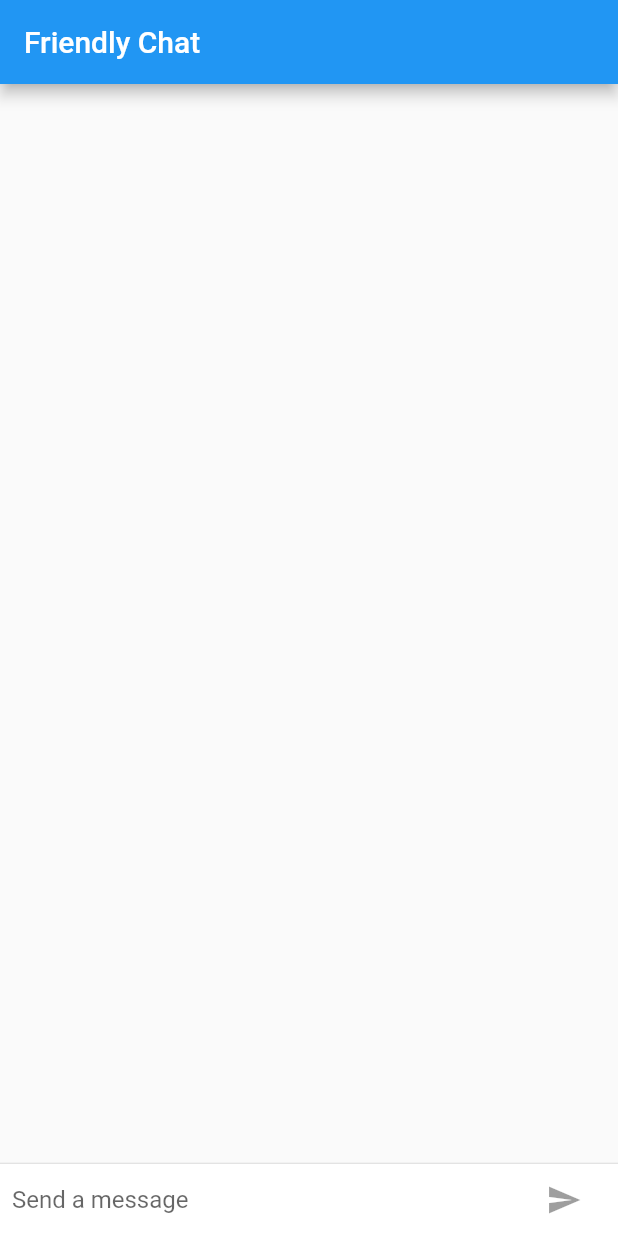
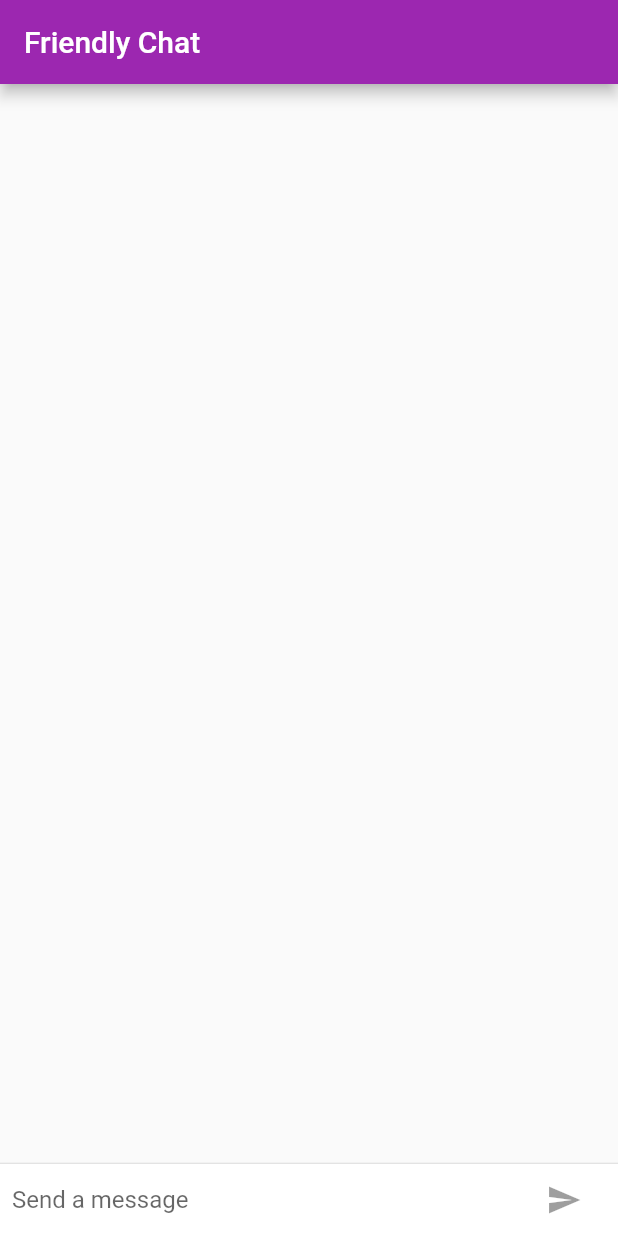
Before and after one commit to PiotrPrus/piotr_friendly_chat, a Flutter app: the screen it shows after launch, on a phone screen of 412 x 824 dp. Run offline on Flutter 3.47's test engine with Material 2 defaults, Android fonts, the phone set to English and light mode, and no system bars.

Commit message:
add cupertino button and style the view for iOS

```diff
--- a/lib/main.dart
+++ b/lib/main.dart
@@ -1,4 +1,6 @@
 import 'package:flutter/material.dart';
+import 'package:flutter/foundation.dart';
+import 'package:flutter/cupertino.dart';
 
 void main() {
   runApp(
@@ -27,6 +29,9 @@ class FriendlyChatApp extends StatelessWidget {
   @override
   Widget build(BuildContext context) {
     return MaterialApp(
+      theme: defaultTargetPlatform == TargetPlatform.android
+          ? kDefaultTheme
+          : kIOSTheme,
       title: 'FriendlyChat',
       home: ChatScreen(),
     );
@@ -94,6 +99,8 @@ class _ChatScreenState extends State<ChatScreen> with TickerProviderStateMixin {
     return Scaffold(
       appBar: AppBar(
         title: Text('Friendly Chat'),
+        elevation:
+            Theme.of(context).platform == TargetPlatform.android ? 4.0 : 0.0,
       ),
       body: Column(
         children: <Widget>[
@@ -136,13 +143,19 @@ class _ChatScreenState extends State<ChatScreen> with TickerProviderStateMixin {
           ),
           Container(
               margin: EdgeInsets.symmetric(horizontal: 4.0),
-            child: IconButton(
+              child: Theme.of(context).platform == TargetPlatform.android
+                  ? IconButton(
                       icon: const Icon(Icons.send),
                       onPressed: _isComposing
                           ? () => _handleSubmitted(_textController.text)
                           : null,
-            ),
                     )
+                  : CupertinoButton(
+                      child: Text('Send'),
+                      onPressed: _isComposing
+                          ? () => _handleSubmitted(_textController.text)
+                          : null,
+                    ))
         ]),
       ),
     );
```
Lines whose indentation alone changed are shown as unchanged.
